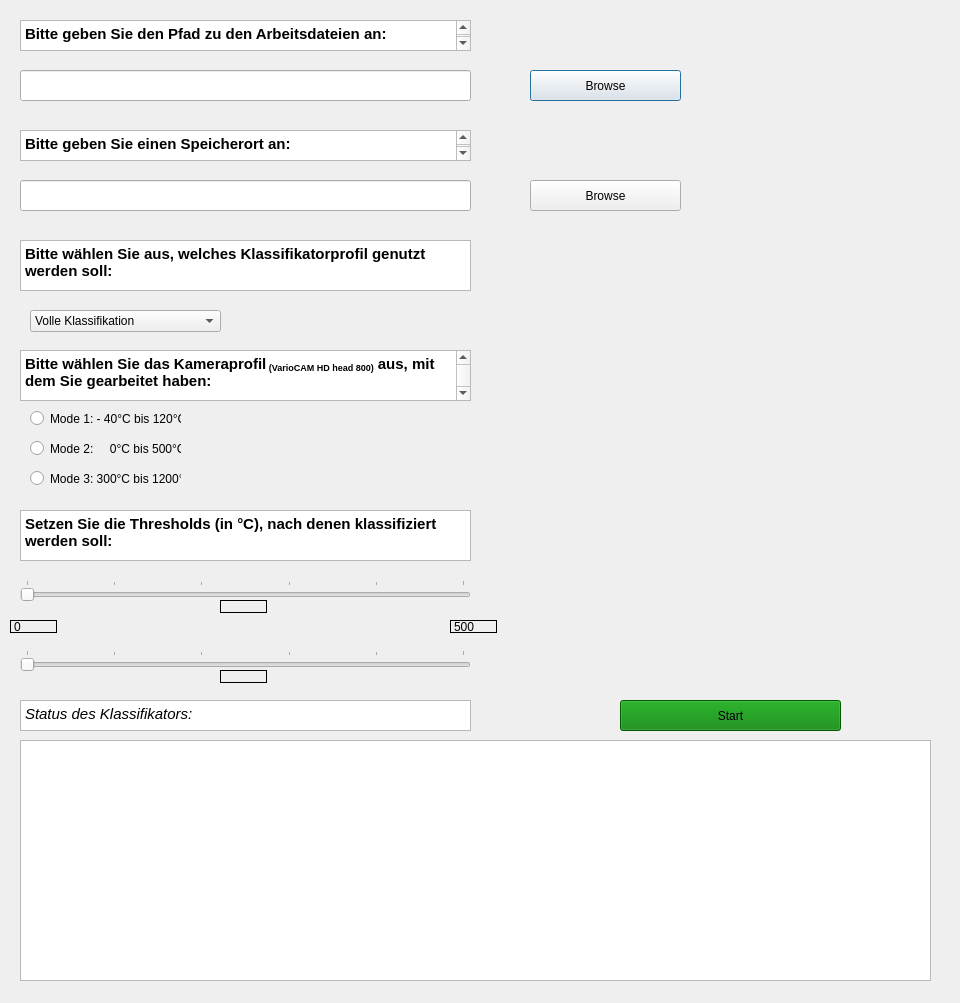
Zud0taki/TIR_Classificator, file Classificator.ui: the form before one commit.
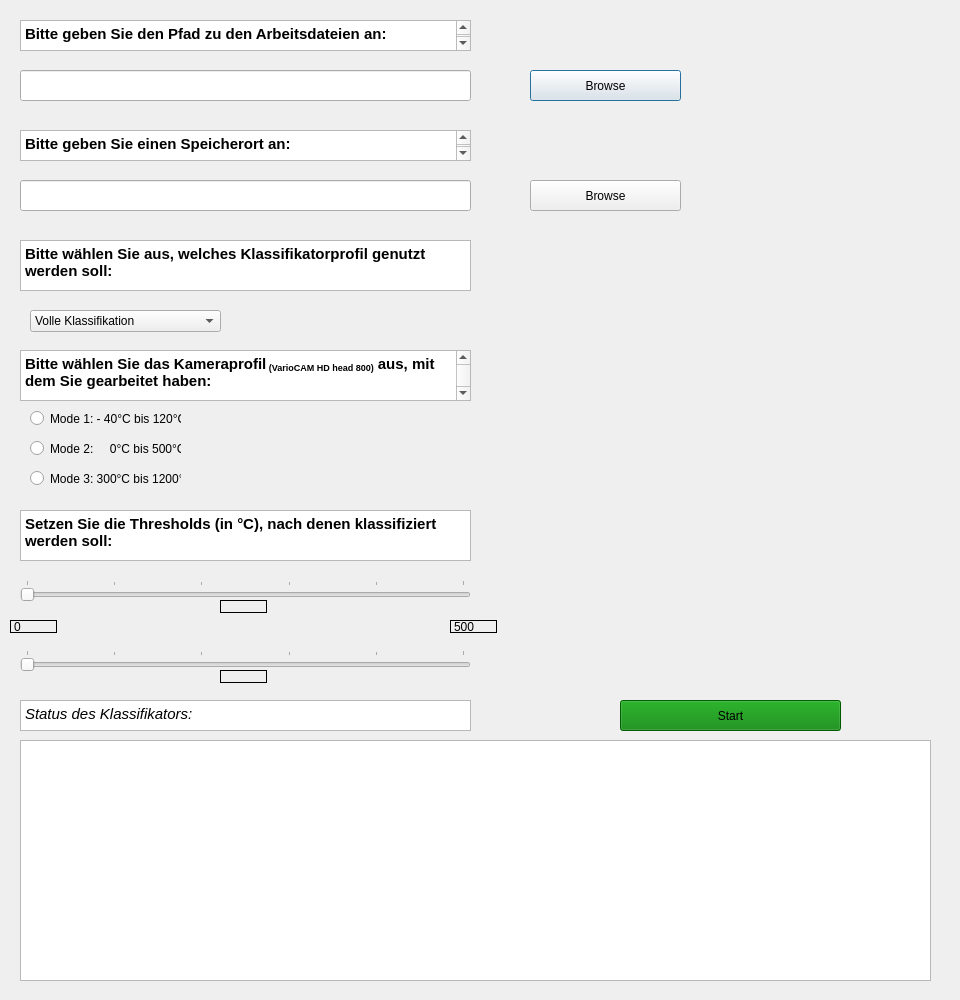
The form after the commit.

The edit to the form file:
```diff
--- a/Classificator.ui
+++ b/Classificator.ui
@@ -7,7 +7,7 @@
     <x>0</x>
     <y>0</y>
     <width>960</width>
-    <height>1003</height>
+    <height>1000</height>
    </rect>
   </property>
   <property name="windowTitle">
```
Left out of the diff: 2 changed lines with no effect on the pictures.
